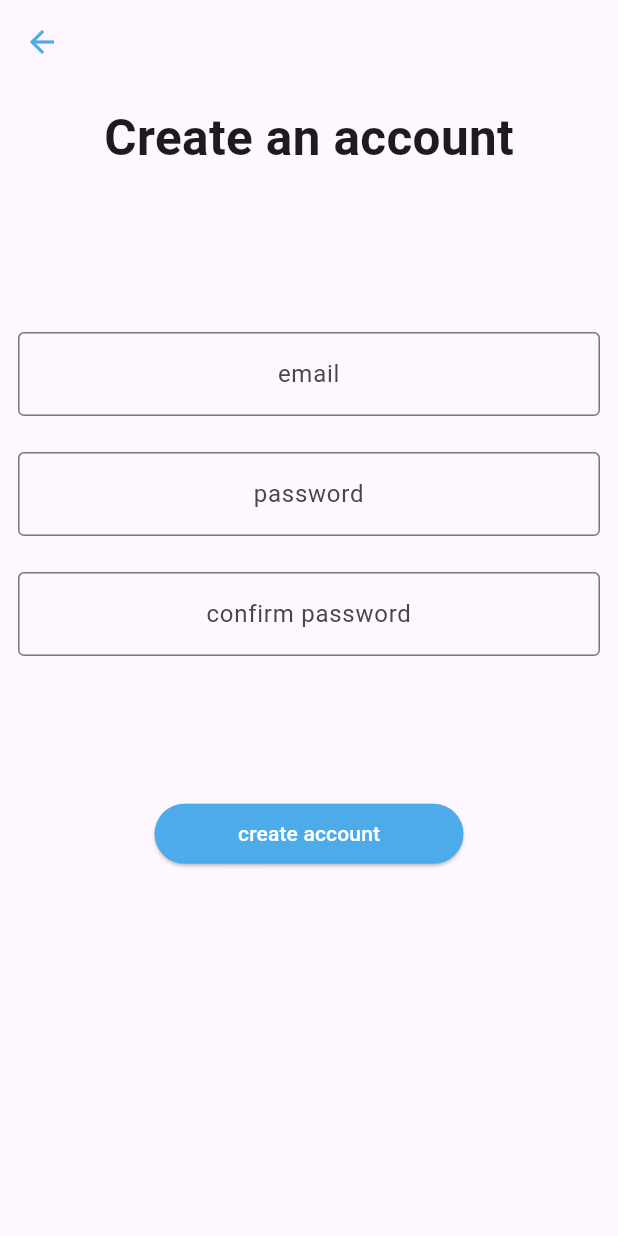
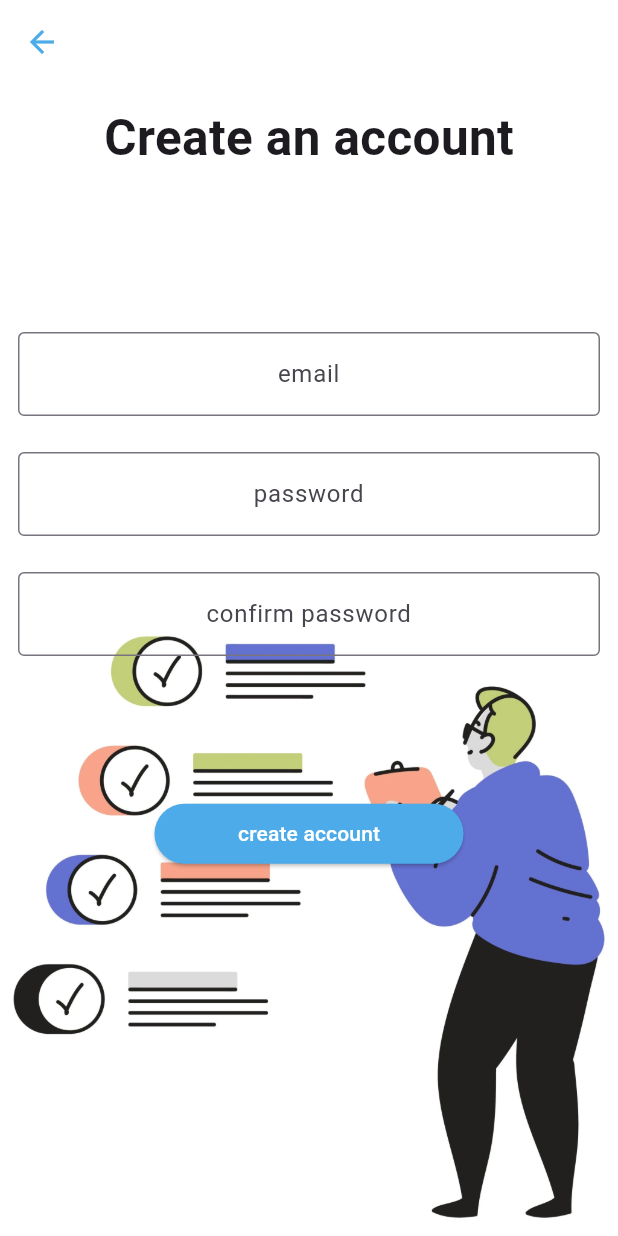
Before and after one commit to eduardobandeiramg/nex-task, a Flutter app: the screen it shows after launch, after a tap on "sign-up", on a phone screen of 412 x 824 dp. Run offline on Flutter 3.47's test engine with Material 3 defaults, Android fonts, the phone set to English and light mode, and no system bars; our stand-ins replace flutter_bloc, image_picker, supabase_flutter; accounts and stored records are empty.

Commit message:
adding app logo to login and registering screens

```diff
--- a/lib/view/screens/access/login.dart
+++ b/lib/view/screens/access/login.dart
@@ -19,7 +19,18 @@ class _LoginState extends State<Login> {
 
   @override
   Widget build(BuildContext context) {
-    return Scaffold(
+    return Container(
+      decoration: BoxDecoration(
+        color: Colors.white,
+        image: DecorationImage(
+          alignment: Alignment.bottomCenter,
+          //fit: BoxFit.cover,
+          image: AssetImage("assets/images/app_logo/app_logo.png"),
+        ),
+      ),
+      child: Scaffold(
+        extendBodyBehindAppBar: true,
+        backgroundColor: Colors.transparent,
         body: SingleChildScrollView(
           child: Form(
             child: Column(
@@ -29,7 +40,10 @@ class _LoginState extends State<Login> {
                   padding: EdgeInsets.all(12),
                   child: Text(
                     "Log-in",
-                  style: TextStyle(fontSize: Dimensions.height * 0.04, fontWeight: FontWeight.bold),
+                    style: TextStyle(
+                      fontSize: Dimensions.height * 0.04,
+                      fontWeight: FontWeight.bold,
+                    ),
                   ),
                 ),
                 SizedBox(height: Dimensions.height * 0.1),
@@ -45,11 +59,16 @@ class _LoginState extends State<Login> {
                   onPressed: () {
                     Navigator.of(context).push(MaterialPageRoute(builder: (context) => Register()));
                   },
-                child: Text("sign-up", style: TextStyle(color: Theme.of(context).primaryColor)),
+                  child: Text("sign-up", style: TextStyle(fontWeight: FontWeight.bold, color: Colors.black, fontSize: 15)),
                 ),
                 SizedBox(height: Dimensions.height * 0.1),
-              StandardButton(buttonTypes: ButtonTypes.login, email: emailController, password1: passwordController,),
+                StandardButton(
+                  buttonTypes: ButtonTypes.login,
+                  email: emailController,
+                  password1: passwordController,
+                ),
               ],
+            ),
           ),
         ),
       ),
--- a/lib/view/screens/access/register.dart
+++ b/lib/view/screens/access/register.dart
@@ -20,8 +20,19 @@ class _RegisterState extends State<Register> {
 
   @override
   Widget build(BuildContext context) {
-    return Scaffold(
-      appBar: AppBar(iconTheme: IconThemeData(color: Theme.of(context).primaryColor)),
+    return Container(
+      decoration: BoxDecoration(
+        color: Colors.white,
+        image: DecorationImage(
+          alignment: Alignment.bottomCenter,
+          //fit: BoxFit.cover,
+          image: AssetImage("assets/images/app_logo/app_logo.png"),
+        ),
+      ),
+      child: Scaffold(
+        //extendBodyBehindAppBar: true,
+        backgroundColor: Colors.transparent,
+        appBar: AppBar(iconTheme: IconThemeData(color: Theme.of(context).primaryColor), backgroundColor: Colors.white,),
         body: SingleChildScrollView(
           child: Form(
             key: registerFormKey,
@@ -32,7 +43,10 @@ class _RegisterState extends State<Register> {
                   padding: EdgeInsets.all(12),
                   child: Text(
                     "Create an account",
-                  style: TextStyle(fontSize: Dimensions.height * 0.04, fontWeight: FontWeight.bold),
+                    style: TextStyle(
+                      fontSize: Dimensions.height * 0.04,
+                      fontWeight: FontWeight.bold,
+                    ),
                   ),
                 ),
                 SizedBox(height: Dimensions.height * 0.1),
@@ -61,6 +75,7 @@ class _RegisterState extends State<Register> {
             ),
           ),
         ),
+      ),
     );
   }
 }
```
Lines whose indentation alone changed are shown as unchanged.
